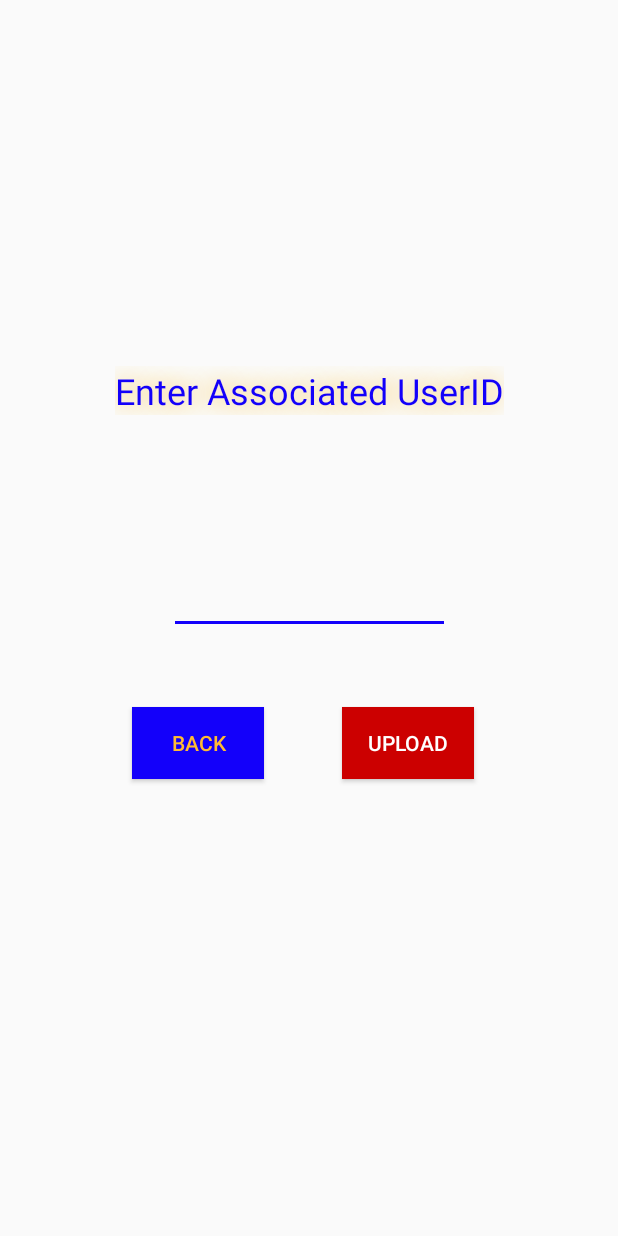
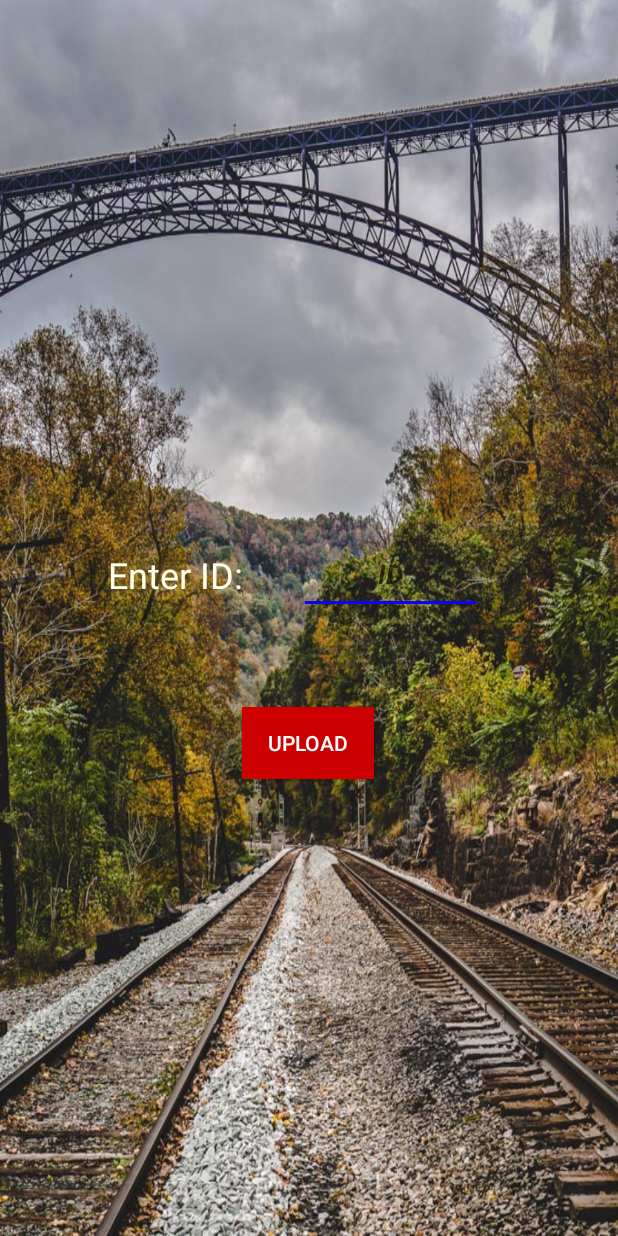
Before and after one commit to Surbhipatel9/drone-bridge-inspection-android, an Android app: the BridgeSelectActivity screen opened directly, with no data from a screen before it, on a phone screen of 412 x 824 dp. Run offline under Robolectric (Android 15) with nearby library versions, the phone set to English and light mode, and no system bars.

Commit message:
upload screen

```diff
--- a/app/src/main/java/xyz/maxime_brgt/testretrofit/HomeActivity.java
+++ b/app/src/main/java/xyz/maxime_brgt/testretrofit/HomeActivity.java
@@ -7,7 +7,6 @@ import android.os.Environment;
 import android.support.annotation.NonNull;
 import android.support.v7.app.AppCompatActivity;
 import android.util.Log;
-import android.view.MotionEvent;
 import android.view.View;
 import android.widget.Button;
 import android.widget.TextView;
--- a/app/src/main/res/layout/activity_bridge_select.xml
+++ b/app/src/main/res/layout/activity_bridge_select.xml
@@ -4,6 +4,7 @@
     xmlns:tools="http://schemas.android.com/tools"
     android:layout_width="match_parent"
     android:layout_height="match_parent"
+    android:background="@drawable/heyy"
 
     tools:context="xyz.maxime_brgt.testretrofit.BridgeSelectActivity">
 
@@ -19,28 +20,31 @@
         android:onClick="backButtonMethod"
         android:text="@string/backButton"
         android:textColor="@android:color/holo_orange_light"
+        android:visibility="gone"
         app:layout_constraintBottom_toBottomOf="parent"
         app:layout_constraintEnd_toEndOf="parent"
         app:layout_constraintHorizontal_bias="0.26"
         app:layout_constraintStart_toStartOf="parent"
         app:layout_constraintTop_toTopOf="parent"
-        app:layout_constraintVertical_bias="0.61" />
+        app:layout_constraintVertical_bias="0.6" />
 
     <Button
         android:id="@+id/nextButton"
         android:layout_width="wrap_content"
         android:layout_height="wrap_content"
         android:layout_marginBottom="8dp"
-        android:layout_marginEnd="8dp"
-        android:layout_marginStart="8dp"
         android:layout_marginTop="8dp"
         android:background="@android:color/holo_red_dark"
+        android:elevation="@android:dimen/notification_large_icon_height"
         android:onClick="nextButtonMethod"
         android:text="@string/toUploadButton"
         android:textColor="@android:color/background_light"
         app:layout_constraintBottom_toBottomOf="parent"
         app:layout_constraintEnd_toEndOf="parent"
-        app:layout_constraintHorizontal_bias="0.714"
+        app:layout_constraintHorizontal_bias="0.498"
+        app:layout_constraintLeft_toLeftOf="parent"
+        app:layout_constraintRight_toRightOf="parent"
+
         app:layout_constraintStart_toStartOf="parent"
         app:layout_constraintTop_toTopOf="parent"
         app:layout_constraintVertical_bias="0.61" />
@@ -51,38 +55,42 @@
         android:layout_height="wrap_content"
         android:layout_marginBottom="8dp"
         android:layout_marginTop="8dp"
-        android:text="@string/bridgeSelectLabel"
-        android:textAppearance="@style/TextAppearance.AppCompat.Headline"
-        android:textColor="@color/mainColor"
         android:shadowColor="@android:color/holo_orange_light"
         android:shadowRadius="20"
+        android:text="Enter ID: "
+        android:textAppearance="@style/TextAppearance.AppCompat.Headline"
+        android:textColor="@color/queueBackground"
         app:layout_constraintBottom_toBottomOf="parent"
         app:layout_constraintEnd_toEndOf="parent"
+        app:layout_constraintHorizontal_bias="0.228"
         app:layout_constraintLeft_toLeftOf="parent"
         app:layout_constraintRight_toRightOf="parent"
         app:layout_constraintStart_toStartOf="parent"
         app:layout_constraintTop_toTopOf="parent"
-        app:layout_constraintVertical_bias="0.304" />
+        app:layout_constraintVertical_bias="0.463" />
 
     <EditText
         android:id="@+id/userIDEditText"
-        android:layout_width="187dp"
-        android:layout_height="61dp"
+        android:layout_width="122dp"
+        android:layout_height="53dp"
         android:layout_marginBottom="8dp"
         android:layout_marginEnd="8dp"
         android:layout_marginStart="8dp"
         android:layout_marginTop="8dp"
+        android:backgroundTint="@color/mainColor"
         android:ems="10"
+        android:hint="ID"
         android:inputType="number"
         android:textAlignment="center"
-        android:backgroundTint="@color/mainColor"
+        android:textColor="@color/queueBackground"
+        android:textStyle="bold|italic"
         app:layout_constraintBottom_toBottomOf="parent"
         app:layout_constraintEnd_toEndOf="parent"
-        app:layout_constraintHorizontal_bias="0.502"
+        app:layout_constraintHorizontal_bias="0.699"
         app:layout_constraintLeft_toLeftOf="parent"
         app:layout_constraintRight_toRightOf="parent"
         app:layout_constraintStart_toStartOf="parent"
         app:layout_constraintTop_toTopOf="parent"
-        app:layout_constraintVertical_bias="0.473" />
+        app:layout_constraintVertical_bias="0.461" />
 
 </android.support.constraint.ConstraintLayout>
--- a/app/src/main/res/layout/activity_home.xml
+++ b/app/src/main/res/layout/activity_home.xml
@@ -46,9 +46,7 @@
             app:layout_constraintLeft_toLeftOf="parent"
             app:layout_constraintRight_toRightOf="parent"
             app:layout_constraintTop_toTopOf="parent"
-            app:layout_constraintVertical_bias="0.957" /><![CDATA[
+            app:layout_constraintVertical_bias="0.957" />
 
-        />
-    ]]>
     </android.support.constraint.ConstraintLayout>
 </android.support.design.widget.CoordinatorLayout>
```
Also changed, not shown: app/src/main/java/xyz/maxime_brgt/testretrofit/ReadyActivity.java (+0 -25 lines), app/src/main/res/drawable/heyy.jpg (added).
